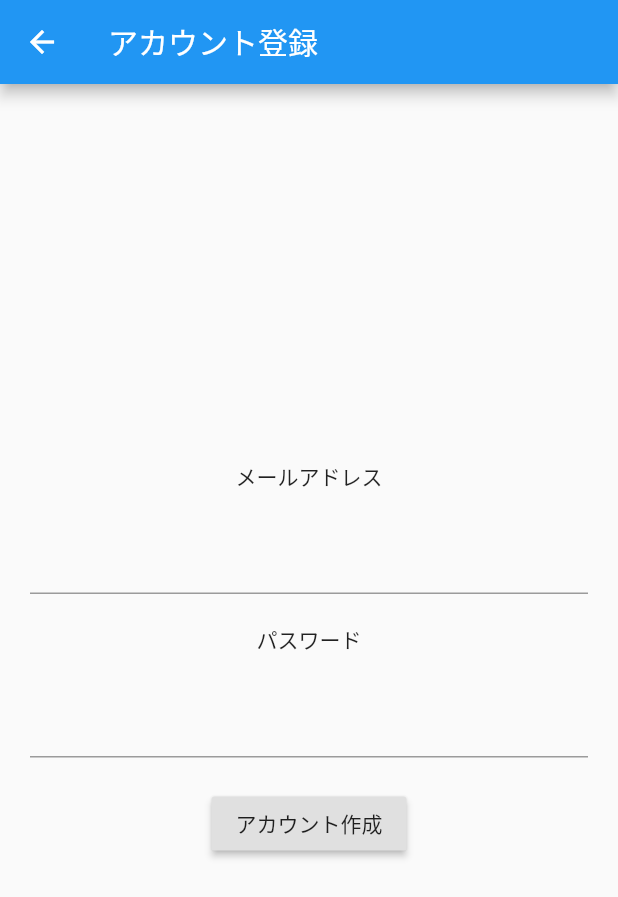
After one commit to shioriakiyama/flutter_app_memoapps, a Flutter app: the SignUpScreen screen opened directly, on a phone screen of 412 x 824 dp. The commit adds this screen. Shown: the top 897 px of the screen. Run offline on Flutter 3.47's test engine with Material 2 defaults, Android fonts, the phone set to English and light mode, and no system bars; our stand-ins replace cloud_firestore, firebase_auth, firebase_core; accounts and stored records are empty.

Commit message:
・アカウント作成画面を作る。 ・データをfirebaseに保存する

```diff
--- a/lib/main.dart
+++ b/lib/main.dart
@@ -1,6 +1,7 @@
 import 'package:flutter/material.dart';
 import 'package:flutter_app_memoapps/user/login_screen.dart';
 import 'package:flutter_app_memoapps/memo_list_screen.dart';
+import 'package:flutter_app_memoapps/user/sign_up_screen.dart';
 import 'package:flutter_app_memoapps/user/user_view_model.dart';
 import 'package:provider/provider.dart';
 import 'package:flutter_app_memoapps/memo/memo_view_model.dart';
@@ -33,7 +34,7 @@ class MyApp extends StatelessWidget {
           primarySwatch: Colors.blue,
           visualDensity: VisualDensity.adaptivePlatformDensity,
         ),
-        home: LoginScreen(),
+        home: MemoListScreen(),
       ),
     );
   }
--- a/lib/user/service/authentication_service.dart
+++ b/lib/user/service/authentication_service.dart
@@ -2,6 +2,25 @@ import 'package:firebase_auth/firebase_auth.dart' as Auth;
 import 'package:flutter/material.dart';
 
 class AuthenticationService {
+  Future<void> signUpWithEmail(
+      {@required String email, @required String password}) async {
+    try {
+      await Auth.FirebaseAuth.instance
+          .createUserWithEmailAndPassword(email: email, password: password);
+      await loginWithEmail(inputMail: email, inputPassword: password);
+    } on Auth.FirebaseAuthException catch (e) {
+      if (e.code == 'email-already-in-use') {
+        print('既に使用されているメールアドレスです');
+      } else if (e.code == 'operation-not-allowed') {
+        print('メールアドレス/パスワード方式が有効化されていません');
+      } else if (e.code == 'invalid-email') {
+        print('メールアドレスの形式が正しくありません');
+      } else {
+        print('エラーが発生しました。');
+      }
+    }
+  }
+
   Future<void> loginWithEmail(
       {@required String inputMail, @required String inputPassword}) async {
     try {
--- /dev/null
+++ b/lib/user/sign_up_screen.dart
@@ -0,0 +1,56 @@
+import 'package:flutter/material.dart';
+import 'package:flutter_app_memoapps/memo_list_screen.dart';
+import 'package:flutter_app_memoapps/user/user_view_model.dart';
+import 'package:provider/provider.dart';
+import 'user_view_model.dart';
+
+class SignUpScreen extends StatelessWidget {
+  @override
+  Widget build(BuildContext context) {
+    final user = Provider.of<UserViewModel>(context);
+    return Scaffold(
+      appBar: AppBar(
+        title: Text('アカウント登録'),
+      ),
+      body: Center(
+        child: Column(
+          mainAxisAlignment: MainAxisAlignment.center,
+          children: [
+            Text('メールアドレス'),
+            Padding(
+              padding: const EdgeInsets.all(20),
+              child: TextField(
+                onChanged: (String inputMail) {
+                  user.changeMailText(inputMail);
+                },
+              ),
+            ),
+            Text('パスワード'),
+            Padding(
+              padding: const EdgeInsets.all(20),
+              child: TextField(
+                onChanged: (String inputPassword) {
+                  user.changePasswordText(inputPassword);
+                },
+              ),
+            ),
+            RaisedButton(
+              child: Text('アカウント作成'),
+              onPressed: () async {
+                await user.signUpToFirebase();
+                Navigator.push(
+                  context,
+                  MaterialPageRoute(
+                    builder: (context) {
+                      return MemoListScreen();
+                    },
+                  ),
+                );
+              },
+            )
+          ],
+        ),
+      ),
+    );
+  }
+}
--- a/lib/user/user_view_model.dart
+++ b/lib/user/user_view_model.dart
@@ -16,6 +16,11 @@ class UserViewModel extends ChangeNotifier {
   void changePasswordText(String inputPassword) {
     password = inputPassword;
     notifyListeners();
+  }
+
+  Future<void> signUpToFirebase() async {
+    await AuthenticationService()
+        .signUpWithEmail(email: mail, password: password);
   }
 
   Future<void> loginToFirebase() async {
--- a/pubspec.yaml
+++ b/pubspec.yaml
@@ -27,7 +27,7 @@ dependencies:
   intl: ^0.16.1
   firebase_core: ^0.5.2
   firebase_auth: ^0.18.3
-
+  cloud_firestore: ^0.14.3+1
 
   # The following adds the Cupertino Icons font to your application.
   # Use with the CupertinoIcons class for iOS style icons.
```
Also changed, not shown: lib/memo_list_screen.dart (+22 -23 lines), pubspec.lock.
